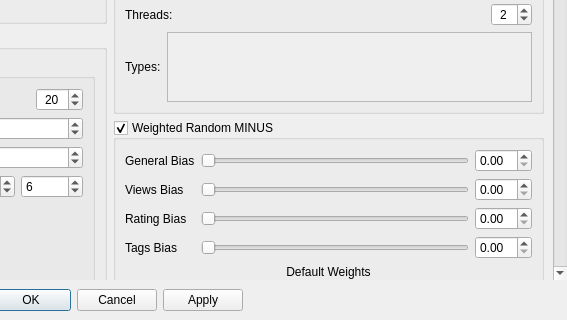
Before: the Qt Designer form MediaManager/src/QtClasses/UI/Form Files/SettingsDialog.ui in PaunescuAndrei/MediaManager, drawn with Qt 5; both pictures show x 333 to 900 and y 380 to 700 of the 900 by 700 pixel window.
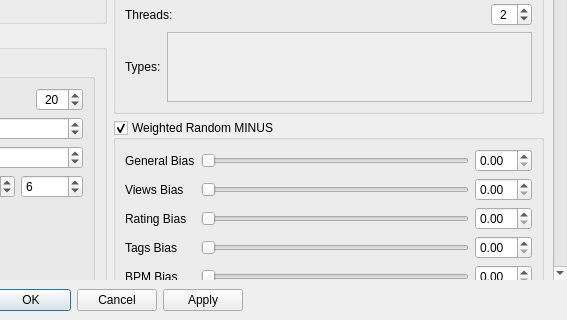
After: the same form once the commit is applied. Custom widgets are drawn as their Qt base class.

Patch:
```diff
--- a/MediaManager/src/QtClasses/UI/Form Files/SettingsDialog.ui
+++ b/MediaManager/src/QtClasses/UI/Form Files/SettingsDialog.ui
@@ -2053,6 +2053,39 @@
                    </property>
                   </widget>
                  </item>
+                  <item row="4" column="0">
+                   <widget class="QLabel" name="label_bpmBiasMinus">
+                    <property name="text">
+                     <string>BPM Bias</string>
+                    </property>
+                   </widget>
+                  </item>
+                  <item row="4" column="1">
+                   <widget class="QSlider" name="bpmBiasMinusSlider">
+                    <property name="maximum">
+                     <number>1000</number>
+                    </property>
+                    <property name="singleStep">
+                     <number>1</number>
+                    </property>
+                    <property name="pageStep">
+                     <number>10</number>
+                    </property>
+                    <property name="orientation">
+                     <enum>Qt::Orientation::Horizontal</enum>
+                    </property>
+                   </widget>
+                  </item>
+                  <item row="4" column="2">
+                   <widget class="QDoubleSpinBox" name="bpmBiasMinusSpinBox">
+                    <property name="focusPolicy">
+                     <enum>Qt::FocusPolicy::StrongFocus</enum>
+                    </property>
+                    <property name="singleStep">
+                     <double>0.010000000000000</double>
+                    </property>
+                   </widget>
+                  </item>
                  <item row="2" column="0">
                   <widget class="QLabel" name="label_11">
                    <property name="text">
```
Left out of the diff: 33 changed lines with no effect on the pictures. Lines whose indentation alone changed are shown as unchanged.
